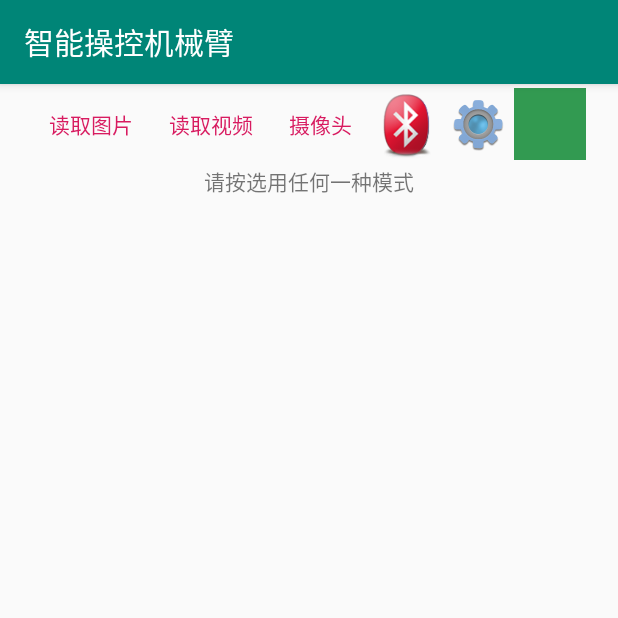
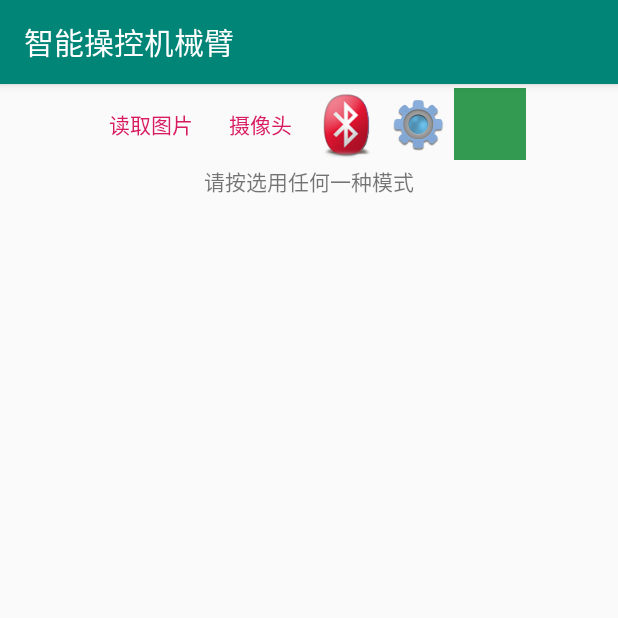
Before and after one commit to catandA/ArmToRobot, an Android app: the screen it shows after launch (MainActivity), on a phone screen of 412 x 824 dp, the top half of it. Run offline under Robolectric (Android 15) with nearby library versions, the phone set to English and light mode, and no system bars; libraries missing offline, so code that uses them is left out: com.google.mediapipe.formats, com.google.mediapipe.solutioncore, com.google.mediapipe.solutions; 2 statements that could not run were skipped.

Commit message:
删除视频识别模式 把测试按钮更改为ImageButton 格式化xml

```diff
--- a/hands/src/main/java/com/catand/armtorobot/MainActivity.java
+++ b/hands/src/main/java/com/catand/armtorobot/MainActivity.java
@@ -57,7 +57,6 @@ import com.google.firebase.analytics.FirebaseAnalytics;
 import com.google.mediapipe.formats.proto.LandmarkProto;
 import com.google.mediapipe.solutioncore.CameraInput;
 import com.google.mediapipe.solutioncore.SolutionGlSurfaceView;
-import com.google.mediapipe.solutioncore.VideoInput;
 import com.google.mediapipe.solutions.hands.HandLandmark;
 import com.google.mediapipe.solutions.hands.Hands;
 import com.google.mediapipe.solutions.hands.HandsOptions;
@@ -83,7 +82,6 @@ public class MainActivity extends AppCompatActivity implements SearchDialog.OnDe
 	private enum InputSource {
 		UNKNOWN,
 		IMAGE,
-		VIDEO,
 		CAMERA,
 	}
 
@@ -92,9 +90,6 @@ public class MainActivity extends AppCompatActivity implements SearchDialog.OnDe
 	// 图像演示 UI 和图像加载器组件.
 	private ActivityResultLauncher<Intent> imageGetter;
 	private HandsResultImageView imageView;
-	// 视频演示 UI 和视频加载器组件.
-	private VideoInput videoInput;
-	private ActivityResultLauncher<Intent> videoGetter;
 	// 实时摄像头演示 UI 和摄像头组件.
 	private CameraInput cameraInput;
 
@@ -132,7 +127,6 @@ public class MainActivity extends AppCompatActivity implements SearchDialog.OnDe
 
 		//初始化按钮点击事件监听器
 		setupStaticImageDemoUiComponents();
-		setupVideoDemoUiComponents();
 		setupLiveDemoUiComponents();
 		setupBluetoothClick();
 		setupSetClick();
@@ -168,11 +162,6 @@ public class MainActivity extends AppCompatActivity implements SearchDialog.OnDe
 			cameraInput.setNewFrameListener(textureFrame -> hands.send(textureFrame));
 			glSurfaceView.post(this::startCamera);
 			glSurfaceView.setVisibility(View.VISIBLE);
-		} else {
-			//如果目前工作源是视频,就继续播放
-			if (inputSource == InputSource.VIDEO) {
-				videoInput.resume();
-			}
 		}
 
 		//蓝牙
@@ -197,11 +186,7 @@ public class MainActivity extends AppCompatActivity implements SearchDialog.OnDe
 		if (inputSource == InputSource.CAMERA) {
 			glSurfaceView.setVisibility(View.GONE);
 			cameraInput.close();
-		} else
-			//如果目前工作源是视频,就暂停播放
-			if (inputSource == InputSource.VIDEO) {
-				videoInput.pause();
-			}
+		}
 	}
 
 	//当Activity被销毁
@@ -370,42 +355,6 @@ public class MainActivity extends AppCompatActivity implements SearchDialog.OnDe
 	}
 
 	/**
-	 * 为视频演示设置 UI 组件.
-	 */
-	private void setupVideoDemoUiComponents() {
-		// 访问图库和读取视频文件的意图.
-		videoGetter =
-				registerForActivityResult(
-						new ActivityResultContracts.StartActivityForResult(),
-						result -> {
-							Intent resultIntent = result.getData();
-							if (resultIntent != null) {
-								if (result.getResultCode() == RESULT_OK) {
-									glSurfaceView.post(
-											() ->
-													videoInput.start(
-															this,
-															resultIntent.getData(),
-															hands.getGlContext(),
-															glSurfaceView.getWidth(),
-															glSurfaceView.getHeight()));
-								}
-							}
-						});
-		Button loadVideoButton = findViewById(R.id.button_load_video);
-		loadVideoButton.setOnClickListener(
-				v -> {
-					stopCurrentPipeline();
-					//把视频文件作为视频流输入摄像头模式
-					setupStreamingModePipeline(InputSource.VIDEO);
-					//从图库中读取视频
-					Intent pickVideoIntent = new Intent(Intent.ACTION_PICK);
-					pickVideoIntent.setDataAndType(MediaStore.Video.Media.INTERNAL_CONTENT_URI, "video/*");
-					videoGetter.launch(pickVideoIntent);
-				});
-	}
-
-	/**
 	 * 使用摄像头输入为动态演示设置 UI 组件.
 	 */
 	private void setupLiveDemoUiComponents() {
@@ -416,15 +365,15 @@ public class MainActivity extends AppCompatActivity implements SearchDialog.OnDe
 						return;
 					}
 					stopCurrentPipeline();
-					setupStreamingModePipeline(InputSource.CAMERA);
+					setupStreamingModePipeline();
 				});
 	}
 
 	/**
 	 * 为实时模式设置核心工作流程.
 	 */
-	private void setupStreamingModePipeline(InputSource inputSource) {
-		this.inputSource = inputSource;
+	private void setupStreamingModePipeline() {
+		this.inputSource = InputSource.CAMERA;
 
 		//在摄像头模式下初始化一个新的 MediaPipe Hands 解决方案实例
 		hands =
@@ -437,13 +386,8 @@ public class MainActivity extends AppCompatActivity implements SearchDialog.OnDe
 								.build());
 		hands.setErrorListener((message, e) -> Log.e(TAG, "MediaPipe Hands error:" + message));
 
-		if (inputSource == InputSource.CAMERA) {
-			cameraInput = new CameraInput(this);
-			cameraInput.setNewFrameListener(textureFrame -> hands.send(textureFrame));
-		} else if (inputSource == InputSource.VIDEO) {
-			videoInput = new VideoInput(this);
-			videoInput.setNewFrameListener(textureFrame -> hands.send(textureFrame));
-		}
+		cameraInput = new CameraInput(this);
+		cameraInput.setNewFrameListener(textureFrame -> hands.send(textureFrame));
 
 		//使用用户定义的 HandsResultGlRenderer 初始化新的 GLSurfaceView
 		glSurfaceView =
@@ -459,9 +403,7 @@ public class MainActivity extends AppCompatActivity implements SearchDialog.OnDe
 
 		// 附加 GLSurfaceView 后可启动相机
 		// 对于视频输入源，videoInput.start() 将在视频 uri 可用时调用.
-		if (inputSource == InputSource.CAMERA) {
-			glSurfaceView.post(this::startCamera);
-		}
+		glSurfaceView.post(this::startCamera);
 
 		//更新预览布局
 		FrameLayout frameLayout = findViewById(R.id.preview_display_layout);
@@ -488,10 +430,6 @@ public class MainActivity extends AppCompatActivity implements SearchDialog.OnDe
 		if (cameraInput != null) {
 			cameraInput.setNewFrameListener(null);
 			cameraInput.close();
-		}
-		if (videoInput != null) {
-			videoInput.setNewFrameListener(null);
-			videoInput.close();
 		}
 		if (glSurfaceView != null) {
 			glSurfaceView.setVisibility(View.GONE);
@@ -630,7 +568,7 @@ public class MainActivity extends AppCompatActivity implements SearchDialog.OnDe
 
 	//设置测试按钮的点击事件
 	public void setupTestClick() {
-		Button loadSetButton = findViewById(R.id.test_btn);
+		ImageButton loadSetButton = findViewById(R.id.test_btn);
 		loadSetButton.setOnClickListener(v -> {
 			ServoAction move1new = new ServoAction((byte) 1, (short) 500);
 			ServoAction move2new = new ServoAction((byte) 2, (short) 2000);
--- a/hands/src/main/res/drawable/set_btn.xml
+++ b/hands/src/main/res/drawable/set_btn.xml
@@ -1,6 +1,6 @@
 <?xml version="1.0" encoding="utf-8"?>
 <selector xmlns:android="http://schemas.android.com/apk/res/android">
 
-    <item android:drawable="@drawable/set_bg" android:state_pressed="true"/>
+    <item android:drawable="@drawable/set_bg" android:state_pressed="true" />
     <item android:drawable="@drawable/set" />
 </selector>
--- a/hands/src/main/res/drawable/square_btn.xml
+++ b/hands/src/main/res/drawable/square_btn.xml
@@ -1,6 +1,6 @@
 <?xml version="1.0" encoding="utf-8"?>
 <selector xmlns:android="http://schemas.android.com/apk/res/android">
 
-    <item android:drawable="@drawable/square_bg" android:state_pressed="true"/>
+    <item android:drawable="@drawable/square_bg" android:state_pressed="true" />
     <item android:drawable="@drawable/square" />
 </selector>
--- a/hands/src/main/res/layout/activity_main.xml
+++ b/hands/src/main/res/layout/activity_main.xml
@@ -6,30 +6,23 @@
 
     <LinearLayout
         android:id="@+id/buttons"
+        style="?android:attr/buttonBarStyle"
         android:layout_width="match_parent"
         android:layout_height="wrap_content"
-        style="?android:attr/buttonBarStyle"
         android:gravity="center"
         android:orientation="horizontal">
 
         <Button
             android:id="@+id/button_load_picture"
+            style="?android:attr/buttonBarButtonStyle"
             android:layout_width="wrap_content"
-            style="?android:attr/buttonBarButtonStyle"
             android:layout_height="wrap_content"
             android:text="@string/load_picture" />
 
         <Button
-            android:id="@+id/button_load_video"
+            android:id="@+id/button_start_camera"
+            style="?android:attr/buttonBarButtonStyle"
             android:layout_width="wrap_content"
-            style="?android:attr/buttonBarButtonStyle"
-            android:layout_height="wrap_content"
-            android:text="@string/load_video" />
-
-        <Button
-            android:id="@+id/button_start_camera"
-            android:layout_width="wrap_content"
-            style="?android:attr/buttonBarButtonStyle"
             android:layout_height="wrap_content"
             android:text="@string/start_camera" />
 
@@ -39,9 +32,9 @@
             android:layout_marginStart="0dp"
             android:layout_marginTop="0dp"
             android:background="@android:color/transparent"
-            android:src="@drawable/bluetooth_disconnected"
+            android:contentDescription="@string/bluetooth_state_disconnected"
             android:scaleType="centerInside"
-            android:contentDescription="@string/bluetooth_state_disconnected" />
+            android:src="@drawable/bluetooth_disconnected" />
 
         <ImageButton
             android:id="@+id/set_btn"
@@ -49,20 +42,21 @@
             android:layout_marginTop="0dp"
             android:layout_marginEnd="0dp"
             android:background="@android:color/transparent"
-            android:src="@drawable/set_btn"
+            android:contentDescription="@string/set"
             android:scaleType="centerInside"
-            android:contentDescription="@string/set" />
+            android:src="@drawable/set_btn" />
 
-        <Button
+        <ImageButton
             android:id="@+id/test_btn"
             style="@style/middle_btn"
             android:layout_width="48dp"
             android:layout_height="48dp"
             android:layout_marginStart="0dp"
             android:layout_marginTop="0dp"
-            android:background="@drawable/square_btn"
-            android:textColor="@color/colorWhite"
-            android:textSize="48sp" />
+            android:background="@android:color/transparent"
+            android:contentDescription="@string/test"
+            android:scaleType="centerInside"
+            android:src="@drawable/square_btn" />
     </LinearLayout>
 
     <FrameLayout
--- a/hands/src/main/res/layout/layout_dialog_prompot.xml
+++ b/hands/src/main/res/layout/layout_dialog_prompot.xml
@@ -18,9 +18,9 @@
         android:id="@+id/dialog_content"
         android:layout_width="match_parent"
         android:layout_height="wrap_content"
-        android:gravity="center"
         android:layout_marginTop="10dp"
         android:layout_marginBottom="10dp"
+        android:gravity="center"
         android:padding="16dp" />
 
     <View
--- a/hands/src/main/res/values/strings.xml
+++ b/hands/src/main/res/values/strings.xml
@@ -27,4 +27,6 @@
     <string name="bluetooth_state_connect_failure">蓝牙连接失败</string>
     <string name="bluetooth_state_disconnected">蓝牙已断开</string>
     <string name="set">设置</string>
+    <string name="test">测试</string>
+    <string name="delete_device">删除设备</string>
 </resources>
```
Also changed, not shown: hands/src/main/res/layout/item_search_device.xml (+4 -3 lines).
